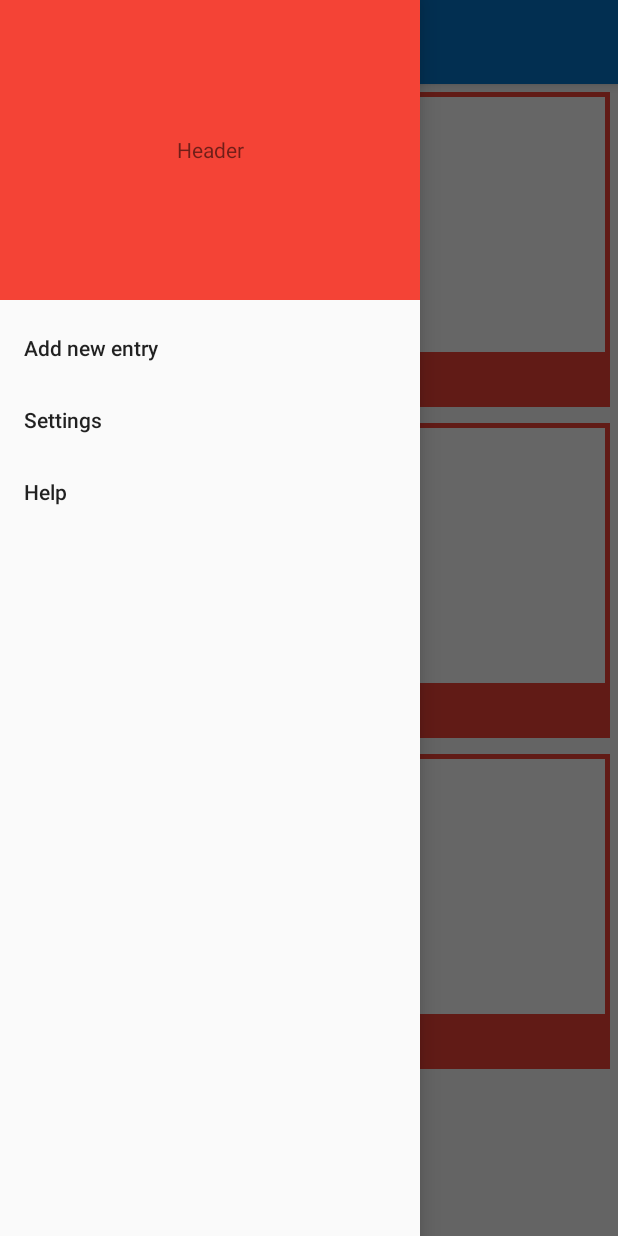
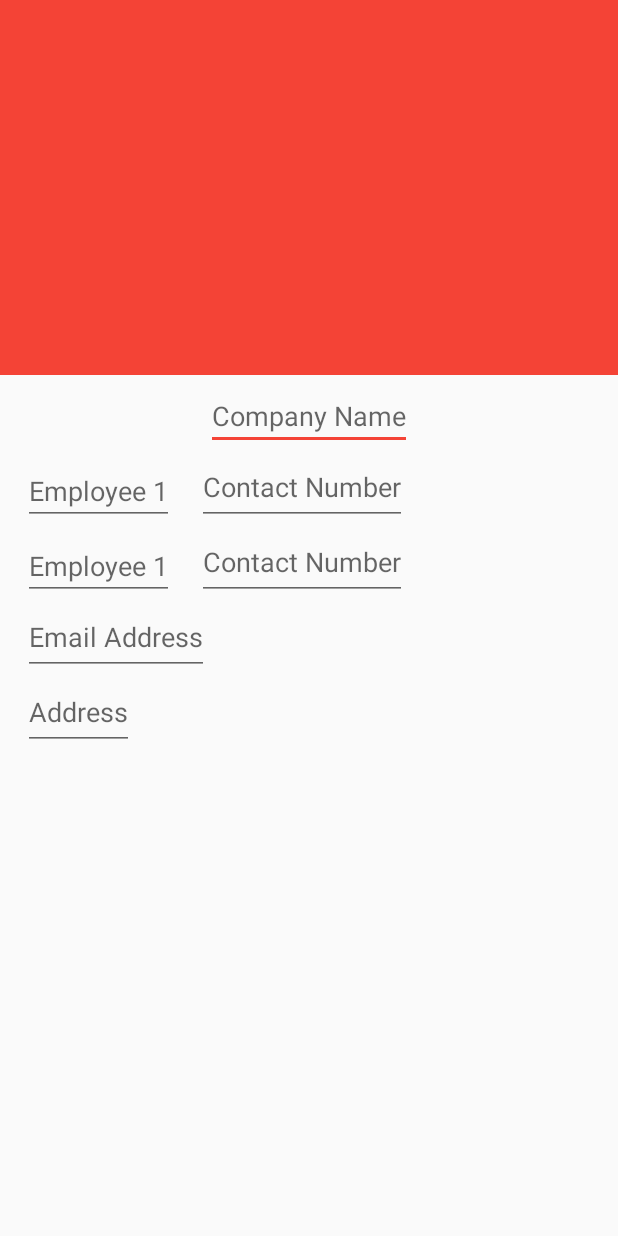
Before and after one commit to darnesaumya/cardTrix, an Android app: the screen it shows after launch (MainActivity before the commit, Add_new after it), after a tap on "Add new entry", on a phone screen of 412 x 824 dp. Run offline under Robolectric (Android 15) with nearby library versions, the phone set to English and light mode, and no system bars; 1 other tap on this screen came first.

Commit message:
Add new data activity added

```diff
--- a/app/src/main/AndroidManifest.xml
+++ b/app/src/main/AndroidManifest.xml
@@ -9,6 +9,7 @@
         android:roundIcon="@mipmap/ic_launcher_round"
         android:supportsRtl="true"
         android:theme="@style/AppTheme">
+        <activity android:name=".Add_new"></activity>
         <activity android:name=".CardViewActivity" />
         <activity android:name=".MainActivity">
             <intent-filter>
--- /dev/null
+++ b/app/src/main/java/com/example/cardtrix/Add_new.java
@@ -0,0 +1,13 @@
+package com.example.cardtrix;
+
+import android.support.v7.app.AppCompatActivity;
+import android.os.Bundle;
+
+public class Add_new extends AppCompatActivity {
+
+    @Override
+    protected void onCreate(Bundle savedInstanceState) {
+        super.onCreate(savedInstanceState);
+        setContentView(R.layout.activity_add_new);
+    }
+}
--- a/app/src/main/java/com/example/cardtrix/MainActivity.java
+++ b/app/src/main/java/com/example/cardtrix/MainActivity.java
@@ -56,8 +56,11 @@ public class MainActivity extends AppCompatActivity implements NavigationView.On
     @Override
     public boolean onNavigationItemSelected(@NonNull MenuItem menuItem) {
         int id = menuItem.getItemId();
-        if(id == R.id.add_new)
-            Toast.makeText(getApplicationContext(),"Add new", Toast.LENGTH_LONG).show();
+        if(id == R.id.add_new){
+            Intent intent = new Intent(this, Add_new.class);
+            startActivity(intent);
+        }
+
         return true;
     }
 }
--- /dev/null
+++ b/app/src/main/res/layout/activity_add_new.xml
@@ -0,0 +1,74 @@
+<?xml version="1.0" encoding="utf-8"?>
+<RelativeLayout xmlns:android="http://schemas.android.com/apk/res/android"
+    xmlns:app="http://schemas.android.com/apk/res-auto"
+    xmlns:tools="http://schemas.android.com/tools"
+    android:layout_width="match_parent"
+    android:layout_height="match_parent"
+    tools:context=".Add_new">
+    <android.support.v7.widget.AppCompatImageView
+        android:id="@+id/imgview"
+        android:layout_width="match_parent"
+        android:layout_height="250dp"
+        android:background="@color/colorAccent"/>
+    <EditText
+        android:id="@+id/com_name"
+        android:inputType="text"
+        android:layout_width="wrap_content"
+        android:layout_height="50dp"
+        android:layout_below="@id/imgview"
+        android:hint="@string/company_name"
+        android:paddingTop="15dp"
+        android:layout_centerHorizontal="true"/>
+    <EditText
+        android:id="@+id/emp1"
+        android:inputType="text"
+        android:layout_width="wrap_content"
+        android:layout_height="50dp"
+        android:layout_below="@id/com_name"
+        android:hint="@string/employee_1"
+        android:paddingTop="15dp"
+        android:layout_marginStart="15dp"/>
+
+    <EditText
+        android:id="@+id/num1"
+        android:layout_width="wrap_content"
+        android:layout_height="50dp"
+        android:layout_below="@id/com_name"
+        android:layout_marginStart="15dp"
+        android:layout_toEndOf="@id/emp1"
+        android:hint="@string/contact_number"
+        android:inputType="text" />
+    <EditText
+        android:id="@+id/emp2"
+        android:inputType="text"
+        android:layout_width="wrap_content"
+        android:layout_height="50dp"
+        android:layout_below="@id/emp1"
+        android:hint="@string/employee_1"
+        android:paddingTop="15dp"
+        android:layout_marginStart="15dp"/>
+    <EditText
+        android:id="@+id/num2"
+        android:inputType="text"
+        android:layout_width="wrap_content"
+        android:layout_height="50dp"
+        android:layout_below="@id/num1"
+        android:layout_toEndOf="@id/emp2"
+        android:hint="@string/contact_number"
+        android:layout_marginStart="15dp"/>
+    <EditText
+        android:id="@+id/email"
+        android:layout_width="wrap_content"
+        android:layout_height="50dp"
+        android:layout_below="@id/num2"
+        android:layout_marginStart="15dp"
+        android:hint="@string/email_address"/>
+    <EditText
+        android:id="@+id/address"
+        android:layout_width="wrap_content"
+        android:layout_height="50dp"
+        android:layout_below="@id/email"
+        android:layout_marginStart="15dp"
+        android:hint="@string/address"/>
+
+</RelativeLayout>
--- a/app/src/main/res/layout/activity_main.xml
+++ /dev/null
@@ -1,98 +0,0 @@
-<?xml version="1.0" encoding="utf-8"?>
-<android.support.v4.widget.DrawerLayout xmlns:android="http://schemas.android.com/apk/res/android"
-    xmlns:app="http://schemas.android.com/apk/res-auto"
-    android:id="@+id/drawerLayout"
-    xmlns:tools="http://schemas.android.com/tools"
-    android:layout_width="match_parent"
-    android:layout_height="match_parent"
-    tools:context=".MainActivity">
-
-    <ScrollView
-        android:layout_width="match_parent"
-        android:layout_height="match_parent">
-        <LinearLayout
-            android:layout_width="match_parent"
-            android:layout_height="wrap_content"
-            android:orientation="vertical">
-            <android.support.v7.widget.Toolbar
-                android:id="@+id/my_toolbar"
-                android:layout_width="match_parent"
-                android:layout_height="wrap_content"
-                android:background="@color/colorPrimary"
-                android:elevation="4dp"
-                android:theme="@style/ThemeOverlay.AppCompat.ActionBar"
-                app:popupTheme="@style/ThemeOverlay.AppCompat.Light"/>
-
-            <RelativeLayout
-                android:layout_width="match_parent"
-                android:layout_height="wrap_content"
-                android:layout_margin="5dp"
-                android:id="@+id/rl1"
-                android:background="@color/colorAccent">
-                <android.support.v7.widget.AppCompatImageView
-                    android:layout_width="match_parent"
-                    android:id="@+id/img1"
-                    android:layout_height="170dp"
-                    android:layout_margin="3dp"
-                    android:background="@color/white"/>
-                <android.support.v7.widget.AppCompatCheckedTextView
-                    android:layout_width="250dp"
-                    android:id="@+id/t1"
-                    android:layout_height="30dp"
-                    android:layout_below="@id/img1"
-                    android:layout_marginBottom="3dp"
-                    android:layout_marginStart="3dp"
-                    android:background="@color/white"
-                    android:text="@string/test"/>
-            </RelativeLayout>
-            <RelativeLayout
-                android:layout_width="match_parent"
-                android:layout_height="wrap_content"
-                android:layout_margin="5dp"
-                android:background="@color/colorAccent">
-                <android.support.v7.widget.AppCompatImageView
-                    android:layout_width="match_parent"
-                    android:id="@+id/img2"
-                    android:layout_height="170dp"
-                    android:layout_margin="3dp"
-                    android:background="@color/white"/>
-                <android.support.v7.widget.AppCompatCheckedTextView
-                    android:layout_width="250dp"
-                    android:layout_height="30dp"
-                    android:layout_marginBottom="3dp"
-                    android:layout_marginStart="3dp"
-                    android:layout_below="@id/img2"
-                    android:background="@color/white"
-                    android:text="@string/test"/>
-            </RelativeLayout>
-            <RelativeLayout
-                android:layout_width="match_parent"
-                android:layout_height="wrap_content"
-                android:layout_margin="5dp"
-                android:background="@color/colorAccent">
-                <android.support.v7.widget.AppCompatImageView
-                    android:layout_width="match_parent"
-                    android:id="@+id/img3"
-                    android:background="@color/white"
-                    android:layout_margin="3dp"
-                    android:layout_height="170dp" />
-                <android.support.v7.widget.AppCompatCheckedTextView
-                    android:layout_width="250dp"
-                    android:background="@color/white"
-                    android:layout_height="30dp"
-                    android:layout_marginBottom="3dp"
-                    android:layout_marginStart="3dp"
-                    android:layout_below="@id/img3"
-                    android:text="@string/test"/>
-            </RelativeLayout>
-        </LinearLayout>
-    </ScrollView>
-    <android.support.design.widget.NavigationView
-        android:id="@+id/nav_view"
-        android:layout_width="wrap_content"
-        android:layout_height="match_parent"
-        app:menu = "@menu/nav_menu"
-        android:layout_gravity = "start"
-        app:headerLayout="@layout/nav_header">
-    </android.support.design.widget.NavigationView>
-</android.support.v4.widget.DrawerLayout>
--- a/app/src/main/res/values/strings.xml
+++ b/app/src/main/res/values/strings.xml
@@ -11,4 +11,9 @@
     <string name="add_new_entry">Add new entry</string>
     <string name="settings">Settings</string>
     <string name="help">Help</string>
+    <string name="company_name">Company Name</string>
+    <string name="employee_1">Employee 1</string>
+    <string name="contact_number">Contact Number</string>
+    <string name="email_address">Email Address</string>
+    <string name="address">Address</string>
 </resources>
```
